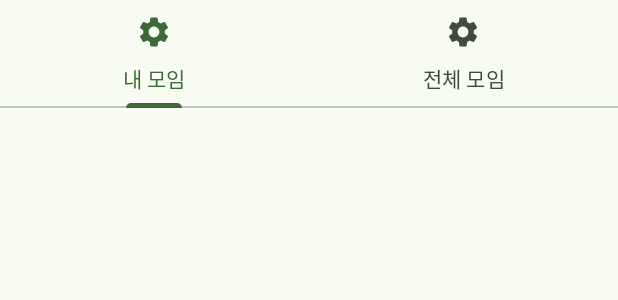
After one commit to j00boy/ORM, an Android app: the layout fragment_tab_layout.xml on its own in the app's theme, with its tools: preview values and no code run, on a phone screen of 412 x 824 dp. The commit adds this screen. Shown: the top 300 px of the screen. Run offline under Robolectric (Android 15) with nearby library versions, the phone set to English and light mode, and no system bars.

Commit message:
feat : ADD club tab layout

```diff
--- /dev/null
+++ b/ORM_Android/app/src/main/res/layout/fragment_tab_layout.xml
@@ -0,0 +1,42 @@
+<?xml version="1.0" encoding="utf-8"?>
+<androidx.constraintlayout.widget.ConstraintLayout xmlns:android="http://schemas.android.com/apk/res/android"
+    xmlns:app="http://schemas.android.com/apk/res-auto"
+    xmlns:tools="http://schemas.android.com/tools"
+    android:layout_width="match_parent"
+    android:layout_height="match_parent"
+    tools:context=".ui.fragment.TabLayoutFragment">
+
+    <com.google.android.material.tabs.TabLayout
+        android:id="@+id/tab_layout"
+        android:layout_width="0dp"
+        android:layout_height="wrap_content"
+        app:layout_constraintTop_toTopOf="parent"
+        app:layout_constraintStart_toStartOf="parent"
+        app:layout_constraintEnd_toEndOf="parent"
+        app:tabMode="fixed">
+
+        <com.google.android.material.tabs.TabItem
+            android:layout_width="wrap_content"
+            android:layout_height="wrap_content"
+            android:icon="@drawable/ic_settings"
+            android:text="내 모임" />
+
+        <com.google.android.material.tabs.TabItem
+            android:layout_width="wrap_content"
+            android:layout_height="wrap_content"
+            android:icon="@drawable/ic_settings"
+            android:text="전체 모임" />
+
+    </com.google.android.material.tabs.TabLayout>
+
+    <FrameLayout
+        android:id="@+id/main_view"
+        android:layout_width="0dp"
+        android:layout_height="0dp"
+        app:layout_constraintTop_toBottomOf="@id/tab_layout"
+        app:layout_constraintBottom_toBottomOf="parent"
+        app:layout_constraintStart_toStartOf="parent"
+        app:layout_constraintEnd_toEndOf="parent"
+        android:layout_marginTop="10dp" />
+
+</androidx.constraintlayout.widget.ConstraintLayout>
```
Also changed, not shown: ORM_Android/app/src/main/java/com/orm/ui/fragment/TabLayoutFragment.kt (added, +63 -0 lines), ORM_Android/app/src/main/java/com/orm/ui/fragment/club/ClubAllFragment.kt (added, +52 -0 lines), ORM_Android/app/src/main/java/com/orm/ui/fragment/club/ClubMeFragment.kt (added, +87 -0 lines), ORM_Android/app/src/main/res/layout/activity_club.xml (+5 -5 lines), ORM_Android/app/src/main/res/layout/fragment_club_all.xml (added, +14 -0 lines), ORM_Android/app/src/main/res/layout/fragment_club_me.xml (added, +14 -0 lines).
